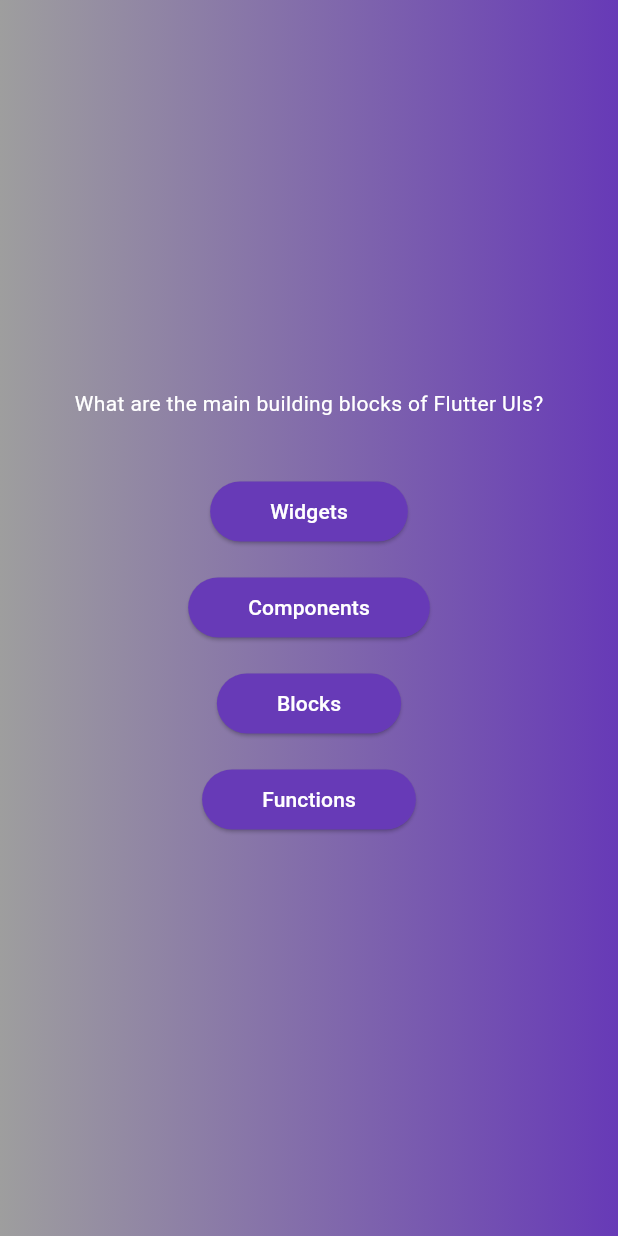
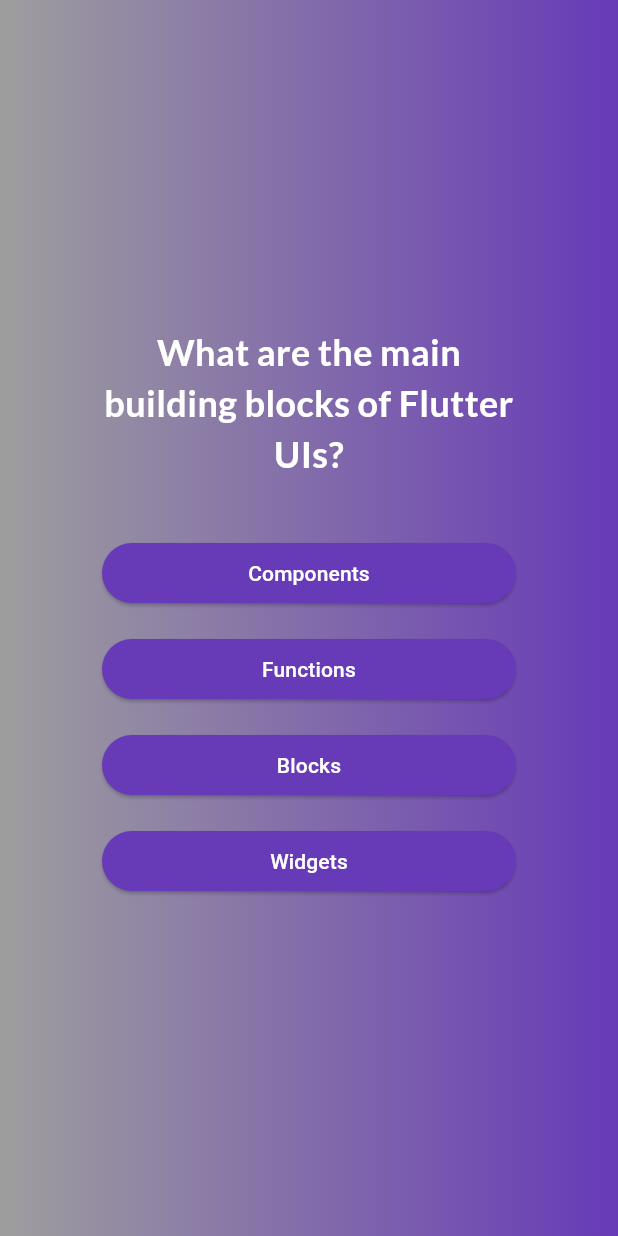
Before and after one commit to EdgardYayo/quizAppFlutter, a Flutter app: the screen it shows after launch, after a tap on "Start the quiz!!", on a phone screen of 412 x 824 dp. Run offline on Flutter 3.47's test engine with Material 3 defaults, Android fonts, the phone set to English and light mode, and no system bars; our stand-ins replace google_fonts.

Commit message:
Adding google fonts package and some improvements

```diff
--- a/lib/answer_button.dart
+++ b/lib/answer_button.dart
@@ -22,7 +22,10 @@ class AnswerButton extends StatelessWidget {
                 foregroundColor: Colors.white,
                 shape: RoundedRectangleBorder(borderRadius: BorderRadius.circular(40))
               ),
-              child: Text(answerText),
+              child: Text(
+                answerText,
+                textAlign: TextAlign.center,
+              ),
             ),
     );
   }
--- a/lib/models/quiz_question.dart
+++ b/lib/models/quiz_question.dart
@@ -5,4 +5,10 @@ class QuizQuestion {
   final String text;
   final List<String> answers;
 
+  List<String> getShuffledAnswers() {
+    final shuffledList = List.of(answers);
+    shuffledList.shuffle();
+    return shuffledList;
+  }
+
 }
--- a/lib/questions_screen.dart
+++ b/lib/questions_screen.dart
@@ -1,6 +1,7 @@
+import 'package:flutter/material.dart';
+import 'package:google_fonts/google_fonts.dart';
 import 'package:adv_basics/answer_button.dart';
 import 'package:adv_basics/models/quiz_question.dart';
-import 'package:flutter/material.dart';
 import 'package:adv_basics/data/questions.dart';
 
 class QuestionsScreen extends StatefulWidget {
@@ -14,29 +15,48 @@ class QuestionsScreen extends StatefulWidget {
 
 class _QuestionScreenState extends State<QuestionsScreen> {
 
+  var currentQuestionIndex = 0;
+
+  void answerQuestion() {
+    // currentQuestionIndex = currentQuestionIndex + 1;
+    // currentQuestionIndex += 1;
+    setState(() {
+      currentQuestionIndex++;
+    });
+  }
+
   @override
   Widget build(context) {
 
-    final QuizQuestion currentQuestion = questions[0];
+    final QuizQuestion currentQuestion = questions[currentQuestionIndex];
 
     return SizedBox(
       width: double.infinity,
+      child: Container(
+        margin: const EdgeInsets.all(60),
         child: Column(
           mainAxisAlignment: MainAxisAlignment.center,
+          crossAxisAlignment: CrossAxisAlignment.stretch,
           children: [
             Text(
               currentQuestion.text,
-            style: const TextStyle(color: Colors.white),
+              style: GoogleFonts.lato(
+                color: Colors.white,
+                fontSize: 24,
+                fontWeight: FontWeight.bold
+              ),
+              textAlign: TextAlign.center,
             ),
             const SizedBox(height: 30),
-          ...currentQuestion.answers.map((answer) {
+            ...currentQuestion.getShuffledAnswers().map((answer) {
               return AnswerButton(
                 answerText: answer,
-              onTap: () {}
+                onTap: answerQuestion
               );
             })
           ],
         ),
+      ),
     );
   }
 }
--- a/pubspec.yaml
+++ b/pubspec.yaml
@@ -35,6 +35,7 @@ dependencies:
   # The following adds the Cupertino Icons font to your application.
   # Use with the CupertinoIcons class for iOS style icons.
   cupertino_icons: ^1.0.2
+  google_fonts: 6.1.0
 
 dev_dependencies:
   flutter_test:
```
Also changed, not shown: pubspec.lock, 1 other file. Lines whose indentation alone changed are shown as unchanged.
